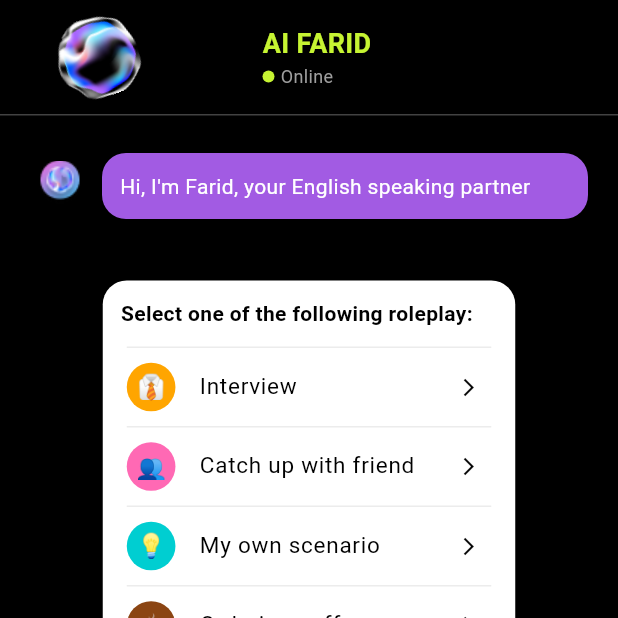
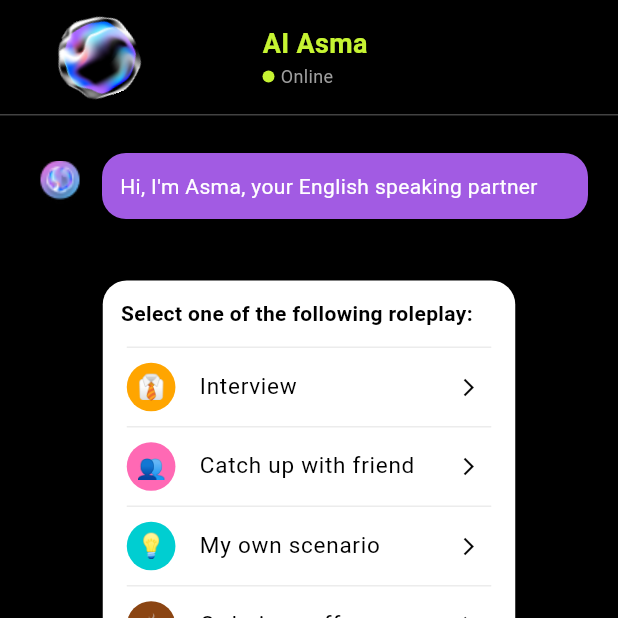
Before and after one commit to faridrazza/frontapp, a Flutter app: the SpeakWithAIScreen screen opened directly, on a phone screen of 412 x 824 dp, the top half of it. Run offline on Flutter 3.47's test engine with Material 3 defaults, Android fonts, the phone set to English and light mode, and no system bars; our stand-ins replace dio, equatable, flutter_bloc, flutter_secure_storage, flutter_tts, google_fonts and 6 more; missing offline and left inert: flutter_sound; accounts and stored records are empty.

Commit message:
ai model name chnage to asma

```diff
--- a/lib/features/speak_with_ai/presentation/screens/speak_with_ai_screen.dart
+++ b/lib/features/speak_with_ai/presentation/screens/speak_with_ai_screen.dart
@@ -115,7 +115,7 @@ class _SpeakWithAIScreenState extends State<SpeakWithAIScreen> with SingleTicker
           Column(
             crossAxisAlignment: CrossAxisAlignment.start,
             children: [
-              Text('AI FARID', style: TextStyle(color: Color(0xFFC6F432), fontSize: 18, fontWeight: FontWeight.bold)),
+              Text('AI Asma', style: TextStyle(color: Color(0xFFC6F432), fontSize: 18, fontWeight: FontWeight.bold)),
               Row(
                 children: [
                   Container(
@@ -161,7 +161,7 @@ class _SpeakWithAIScreenState extends State<SpeakWithAIScreen> with SingleTicker
                       borderRadius: BorderRadius.circular(16),
                     ),
                     child: Text(
-                      "Hi, I'm Farid, your English speaking partner",
+                      "Hi, I'm Asma, your English speaking partner",
                       style: TextStyle(color: Colors.white, fontSize: 14),
                     ),
                   ),
```
